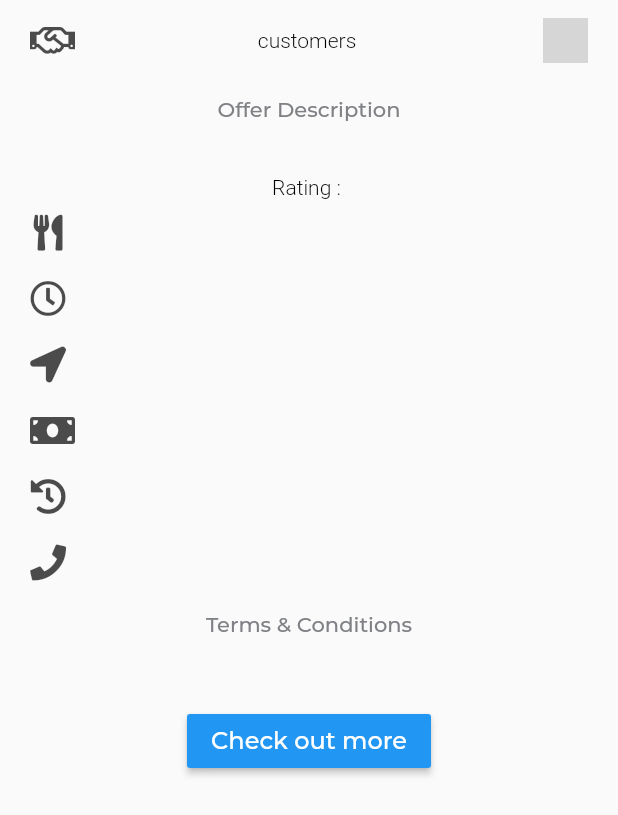
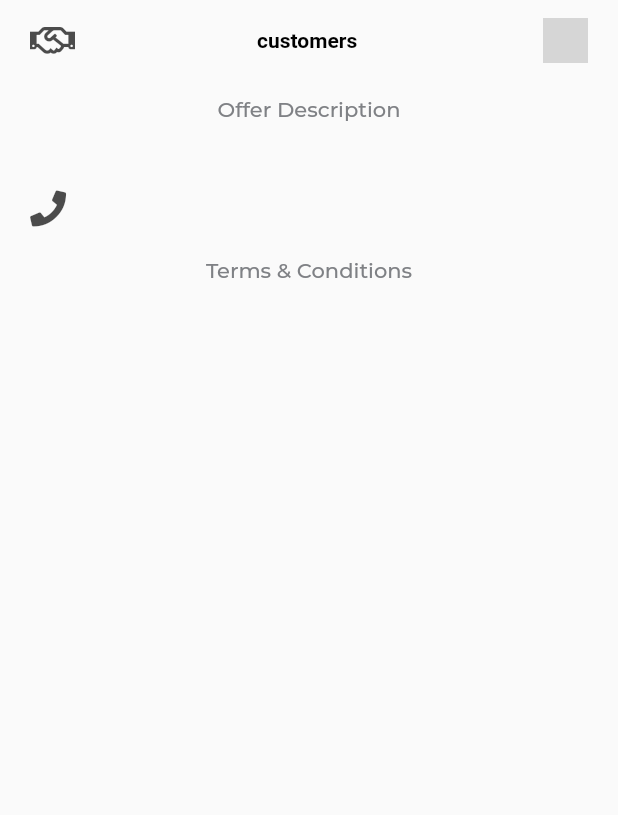
Before and after one commit to hussu97/bachat, a Flutter app: the RewardDetailsContentBottom widget shown alone on an empty page, opened directly with empty values, on a phone screen of 412 x 824 dp. Shown: the top 815 px of the screen. Run offline on Flutter 3.47's test engine with Material 2 defaults, Android fonts, the phone set to English and light mode, and no system bars; our stand-ins replace dio, flutter_rating_bar, font_awesome_flutter, recase, transparent_image; network calls fail; grey boxes are pictures that could not be loaded.

Commit message:
contact formatter checks + reward data checks

```diff
--- a/lib/components/reward_details/reward_details_content_bottom.dart
+++ b/lib/components/reward_details/reward_details_content_bottom.dart
@@ -24,8 +24,8 @@ class RewardDetailsContentBottom extends StatelessWidget {
         children: <Widget>[
           IconBuilder(FontAwesomeIcons.handshake),
           Text(
-            rewardOrigin + ' customers',
-            style: Styles.textDetailsPageInfo,
+            '$rewardOrigin customers',
+            style: Styles.textDetailsPageSubtitle,
           ),
           Padding(
             padding: EdgeInsets.only(right: _padding),
@@ -37,8 +37,8 @@ class RewardDetailsContentBottom extends StatelessWidget {
     );
   }
 
-  Widget _buildLinkRow(link) {
-    if (link != null) {
+  Widget _buildLinkRow(String link) {
+    if (link != null && link.isNotEmpty) {
       return Padding(
         padding: EdgeInsets.all(_padding),
         child: Center(
@@ -63,8 +63,8 @@ class RewardDetailsContentBottom extends StatelessWidget {
     }
   }
 
-  Widget _buildRatingRow(rating) {
-    if (rating != null) {
+  Widget _buildRatingRow(String rating) {
+    if (rating != null && rating.isNotEmpty) {
       double ratingDouble = double.tryParse(rating);
       if (ratingDouble != null) {
         return FlutterRatingBarIndicator(
--- a/lib/components/reward_details/reward_details_content_top.dart
+++ b/lib/components/reward_details/reward_details_content_top.dart
@@ -19,11 +19,11 @@ class RewardDetailsContentTop extends StatelessWidget {
         children: <Widget>[
           Container(
             width: MediaQuery.of(context).size.width,
-            alignment: Alignment(0.0, 0.0),
             child: FadeInImage.memoryNetwork(
               image: _backgroundImage,
               placeholder: kTransparentImage,
               fit: BoxFit.fitWidth,
+              alignment: Alignment(0.0, 0.0),
             ),
           ),
           Container(
--- a/lib/components/two_item_row.dart
+++ b/lib/components/two_item_row.dart
@@ -11,7 +11,7 @@ class TwoItemRowWithIcon extends StatelessWidget {
 
   @override
   Widget build(BuildContext context) {
-    if (text != null) {
+    if (text != null && text.isNotEmpty) {
       return Padding(
         padding: EdgeInsets.all(10.0),
         child: Row(
--- a/lib/main.dart
+++ b/lib/main.dart
@@ -48,7 +48,6 @@ class _MyHomePageState extends State<MyHomePage> {
   List<Widget> _buildTabList() {
     List<Widget> res = new List<Widget>();
     tabs.forEach((tab) => res.add(Tab(child: Text(tab))));
-    print(res.length);
     return res;
   }
 
--- a/lib/reward_details.dart
+++ b/lib/reward_details.dart
@@ -19,6 +19,12 @@ class RewardDetails extends StatelessWidget {
     if (contact.startsWith('0800')) {
       contact = contact.replaceFirst('0800', '800');
     }
+    if (contact.contains(new RegExp('[a-zA-Z]+'))){
+      print('contact before $contact');
+      contact = contact.replaceAll(new RegExp(r'[a-zA-Z]+'), '');
+      print('contact after $contact');
+    }
+    contact = contact.replaceAll(new RegExp(r' '), '');
     return contact;
   }
 
--- a/lib/styles.dart
+++ b/lib/styles.dart
@@ -45,6 +45,12 @@ class Styles {
     color: textColorDefault,
     fontWeight: _fontWeightDefault,
   );
+  static final textDetailsPageSubtitle = TextStyle(
+    fontFamily: _fontNameText,
+    fontSize: _textSizeXSmall,
+    color: textColorDefaultInverse,
+    fontWeight: _fontWeightBold,
+  );
   static final textDetailsPageInfo = TextStyle(
     fontFamily: _fontNameText,
     fontSize: _textSizeXSmall,
```
